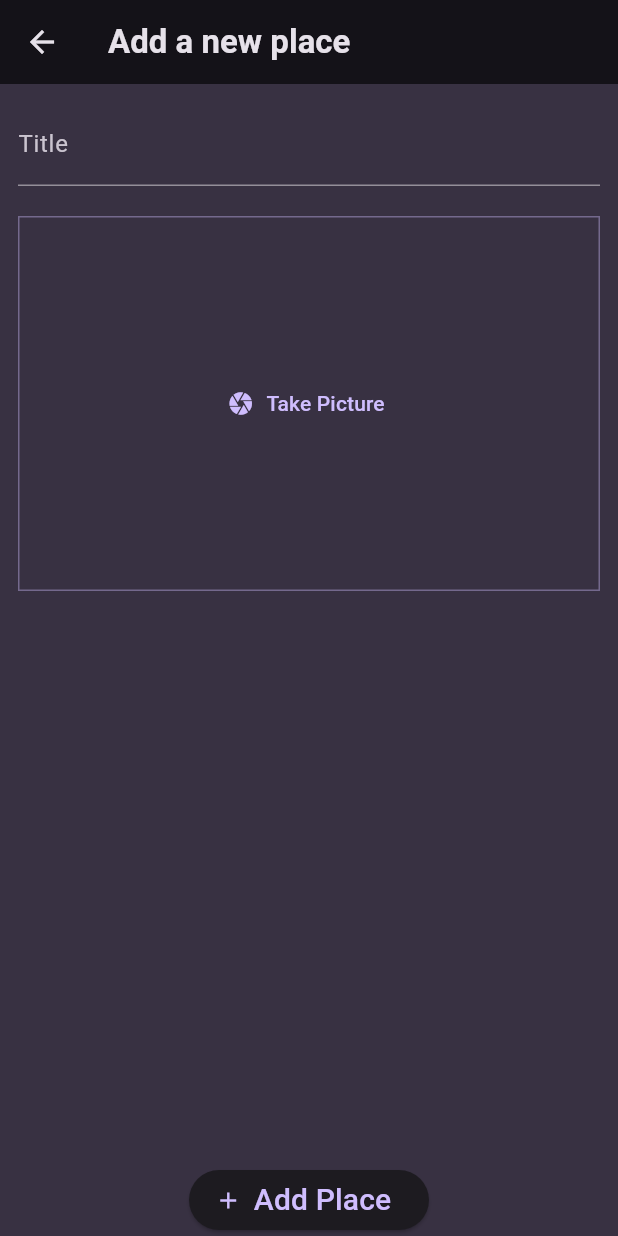
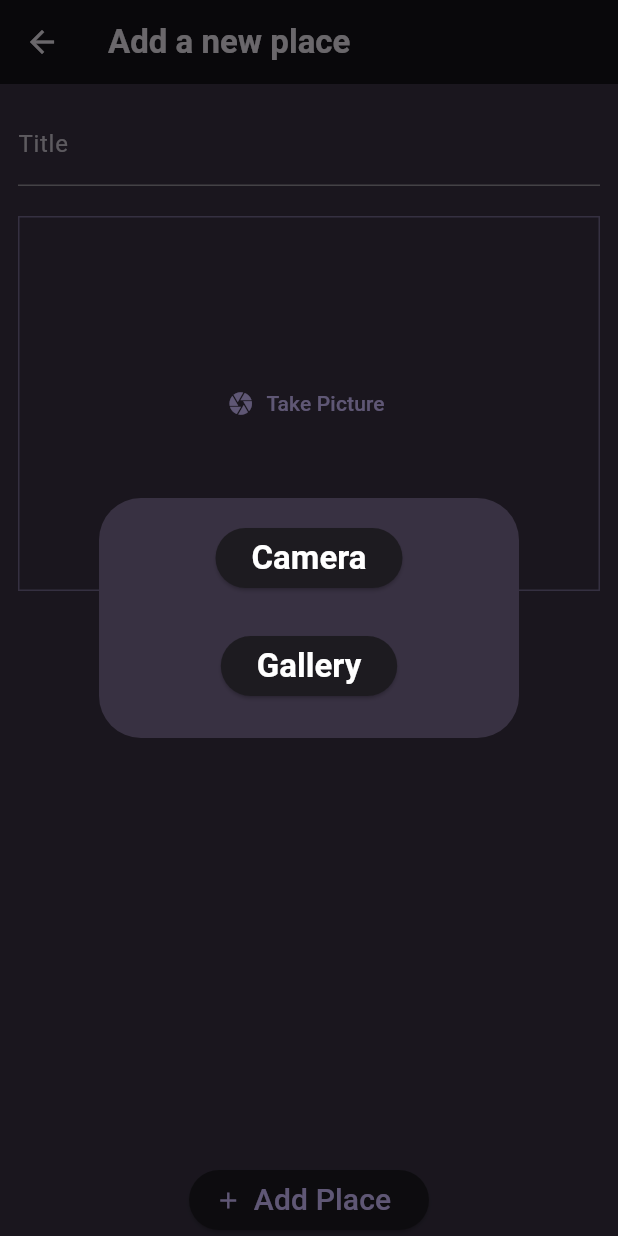
Before and after one commit to KrishKoria/Favourite-Places, a Flutter app: the AddPlace screen opened by its route, after a tap on "Take Picture", on a phone screen of 412 x 824 dp. Run offline on Flutter 3.47's test engine with Material 3 defaults, Android fonts, the phone set to English and light mode, and no system bars; our stand-ins replace flutter_riverpod, google_fonts, image_picker.

Commit message:
added image picker, made take picture button working

```diff
--- a/lib/models/place.dart
+++ b/lib/models/place.dart
@@ -1,10 +1,13 @@
+import 'dart:io';
+
 import 'package:uuid/uuid.dart';
 
 class Place {
   final String id;
   final String title;
-
+  final File image;
   Place({
     required this.title,
+    required this.image,
   }) : id = const Uuid().v4();
 }
--- a/lib/providers/user_places.dart
+++ b/lib/providers/user_places.dart
@@ -1,11 +1,13 @@
+import 'dart:io';
+
 import 'package:favourite_places_app/models/place.dart';
 import 'package:flutter_riverpod/flutter_riverpod.dart';
 
 class UserPlacesNotifier extends StateNotifier<List<Place>> {
   UserPlacesNotifier() : super(const []);
 
-  void addPlace(String title) {
-    final newPlace = Place(title: title);
+  void addPlace(String title, File image) {
+    final newPlace = Place(title: title, image: image);
     state = [newPlace, ...state];
   }
 }
--- a/lib/widgets/image_input.dart
+++ b/lib/widgets/image_input.dart
@@ -1,4 +1,7 @@
+import 'dart:io';
+
 import 'package:flutter/material.dart';
+import 'package:image_picker/image_picker.dart';
 
 class ImageInput extends StatefulWidget {
   const ImageInput({super.key});
@@ -7,9 +10,78 @@ class ImageInput extends StatefulWidget {
 }
 
 class _ImageInputState extends State<ImageInput> {
-  void _takePicture() {}
+  File? _storedImage;
+  void _takePicture() async {
+    bool? isCamera = await showDialog(
+      context: context,
+      builder: (context) => AlertDialog(
+        backgroundColor: Theme.of(context).colorScheme.background,
+        content: Column(
+          mainAxisSize: MainAxisSize.min,
+          mainAxisAlignment: MainAxisAlignment.end,
+          children: [
+            ElevatedButton(
+              onPressed: () {
+                Navigator.of(context).pop(true);
+              },
+              child:
+                  Text("Camera", style: Theme.of(context).textTheme.titleLarge),
+            ),
+            const SizedBox(
+              height: 24,
+            ),
+            ElevatedButton(
+              onPressed: () {
+                Navigator.of(context).pop(false);
+              },
+              child: Text(
+                "Gallery",
+                style: Theme.of(context).textTheme.titleLarge,
+              ),
+            ),
+          ],
+        ),
+      ),
+    );
+
+    final imagePicker = ImagePicker();
+    if (isCamera == null) {
+      return;
+    }
+    final pickedImage = await imagePicker.pickImage(
+      source: isCamera ? ImageSource.camera : ImageSource.gallery,
+      maxWidth: 600,
+      maxHeight: 600,
+    );
+    if (pickedImage == null) {
+      return;
+    }
+    setState(() {
+      _storedImage = File(pickedImage.path);
+    });
+  }
+
   @override
   Widget build(BuildContext context) {
+    Widget content;
+    if (_storedImage == null) {
+      content = TextButton.icon(
+        icon: const Icon(Icons.camera),
+        label: const Text("Take Picture"),
+        onPressed: _takePicture,
+      );
+    } else {
+      content = GestureDetector(
+        onTap: _takePicture,
+        child: Image.file(
+          _storedImage!,
+          fit: BoxFit.cover,
+          width: double.infinity,
+          height: double.infinity,
+        ),
+      );
+    }
+
     return Container(
       decoration: BoxDecoration(
         border: Border.all(
@@ -20,11 +92,7 @@ class _ImageInputState extends State<ImageInput> {
       height: 250,
       width: double.infinity,
       alignment: Alignment.center,
-      child: TextButton.icon(
-        icon: const Icon(Icons.camera),
-        label: const Text("Take Picture"),
-        onPressed: _takePicture,
-      ),
+      child: content,
     );
   }
 }
--- a/pubspec.yaml
+++ b/pubspec.yaml
@@ -39,6 +39,7 @@ dependencies:
   flutter_riverpod: ^2.4.9
   riverpod_annotation: ^2.3.3
   uuid: ^4.3.3
+  image_picker: ^1.0.7
 
 dev_dependencies:
   flutter_test:
```
Also changed, not shown: pubspec.lock, 6 other files.
